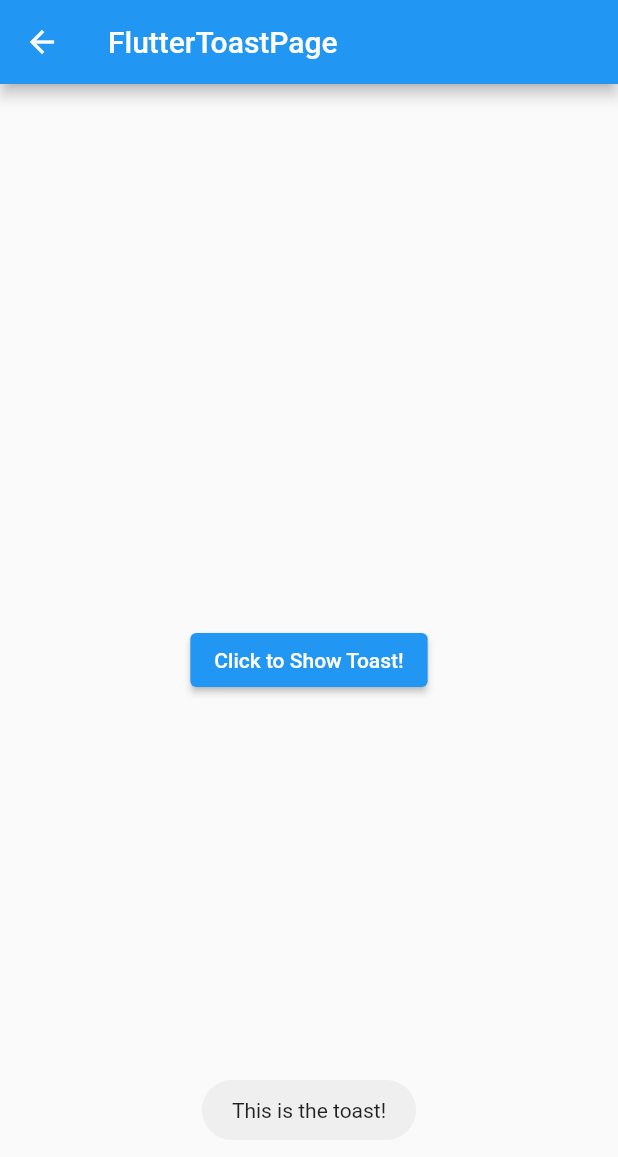
After one commit to ourCHK/flutter_learning_project, a Flutter app: the FlutterToastPage screen opened by its route, after a tap on "Click to Show Toast!", on a phone screen of 412 x 824 dp. The commit adds this screen. Shown: the top 1157 px of the screen. Run offline on Flutter 3.47's test engine with Material 2 defaults, Android fonts, the phone set to English and light mode, and no system bars; our stand-ins replace dio, flutter_riverpod, fluttertoast, go_router; missing offline and left inert: flutter_learning_sub_project.

Commit message:
新增fluttertoast以及riverpod的listen用法

```diff
--- a/lib/entry_list_type.dart
+++ b/lib/entry_list_type.dart
@@ -3,6 +3,7 @@ import 'package:flutter_learning_project/page/custom_check_box.dart';
 import 'package:flutter_learning_project/page/custom_paint_page.dart';
 import 'package:flutter_learning_project/page/custom_provider_page.dart';
 import 'package:flutter_learning_project/page/custom_touch_event_page.dart';
+import 'package:flutter_learning_project/page/flutter_toast_page.dart';
 import 'package:flutter_learning_project/page/go_router_page.dart';
 import 'package:flutter_learning_project/page/inherited_widget_page.dart';
 import 'package:flutter_learning_project/page/localization_page.dart';
@@ -27,7 +28,8 @@ enum EntryListType {
   customTouchEventTest,
   goRouterPage,
   loginPage,
-  riverpodPage
+  riverpodPage,
+  toastPage
 }
 
 extension EntryListTypeExtension on EntryListType {
@@ -60,6 +62,8 @@ extension EntryListTypeExtension on EntryListType {
         return LoginPage(goRouterState: goRouterState);
       case EntryListType.riverpodPage:
         return RiverpodTestPage();
+      case EntryListType.toastPage:
+        return FlutterToastPage();
     }
   }
 }
--- /dev/null
+++ b/lib/page/flutter_toast_page.dart
@@ -0,0 +1,34 @@
+import 'package:flutter/cupertino.dart';
+import 'package:flutter/material.dart';
+import 'package:fluttertoast/fluttertoast.dart';
+
+class FlutterToastPage extends StatefulWidget {
+
+  @override
+  State createState() {
+    return _FlutterToastState();
+  }
+}
+
+class _FlutterToastState extends State<FlutterToastPage> {
+
+  @override
+  Widget build(BuildContext context) {
+    return Scaffold(
+      appBar: AppBar(title: const Text("FlutterToastPage")),
+      body: Center(
+        child: Column(
+          mainAxisAlignment: MainAxisAlignment.center,
+          children: [
+            ElevatedButton(onPressed: ()=>showToast(), child: const Text("Click to Show Toast!"))
+          ],
+        ),
+      ),
+    );
+  }
+
+  void showToast() {
+    Fluttertoast.showToast(msg: "This is the toast!",gravity: ToastGravity.BOTTOM, webPosition: "center", webBgColor: "#00ff00");
+  }
+
+}
--- a/lib/providers/config_provider.dart
+++ b/lib/providers/config_provider.dart
@@ -4,6 +4,7 @@ import 'package:flutter_learning_project/model/todo_model.dart';
 import 'package:flutter_learning_project/providers/notifier/custom_async_notify.dart';
 import 'package:flutter_learning_project/providers/notifier/custom_auto_dispose_notify.dart';
 import 'package:flutter_learning_project/providers/notifier/language_notify.dart';
+import 'package:flutter_learning_project/providers/notifier/listen_notify.dart';
 import 'package:flutter_learning_project/providers/notifier/todo_notify.dart';
 import 'package:flutter_riverpod/flutter_riverpod.dart';
 
@@ -25,6 +26,8 @@ final simpleAsyncProvider = AsyncNotifierProvider<CustomAsyncNotify,String>(()=>
 ///简单异步自动取消订阅
 final simpleAutoDisposeAsyncProvider = AutoDisposeAsyncNotifierProvider<CustomAutoDisposeNotify,String>(()=> CustomAutoDisposeNotify());
 
+///监听数据变化的provider
+final listenProvider = NotifierProvider<ListenNotify,int>(()=>ListenNotify());
 
 final combineSubAsyncProvider1 = FutureProvider<String>((ref) async {
   await Future.delayed(const Duration(seconds: 2));
--- a/pubspec.yaml
+++ b/pubspec.yaml
@@ -45,6 +45,7 @@ dependencies:
   # The following adds the Cupertino Icons font to your application.
   # Use with the CupertinoIcons class for iOS style icons.
   cupertino_icons: ^1.0.2
+  fluttertoast: 8.2.2
 
 dev_dependencies:
   flutter_test:
```
Also changed, not shown: lib/page/riverpod_test_page.dart (+30 -3 lines), lib/providers/notifier/listen_notify.dart (added, +15 -0 lines).
